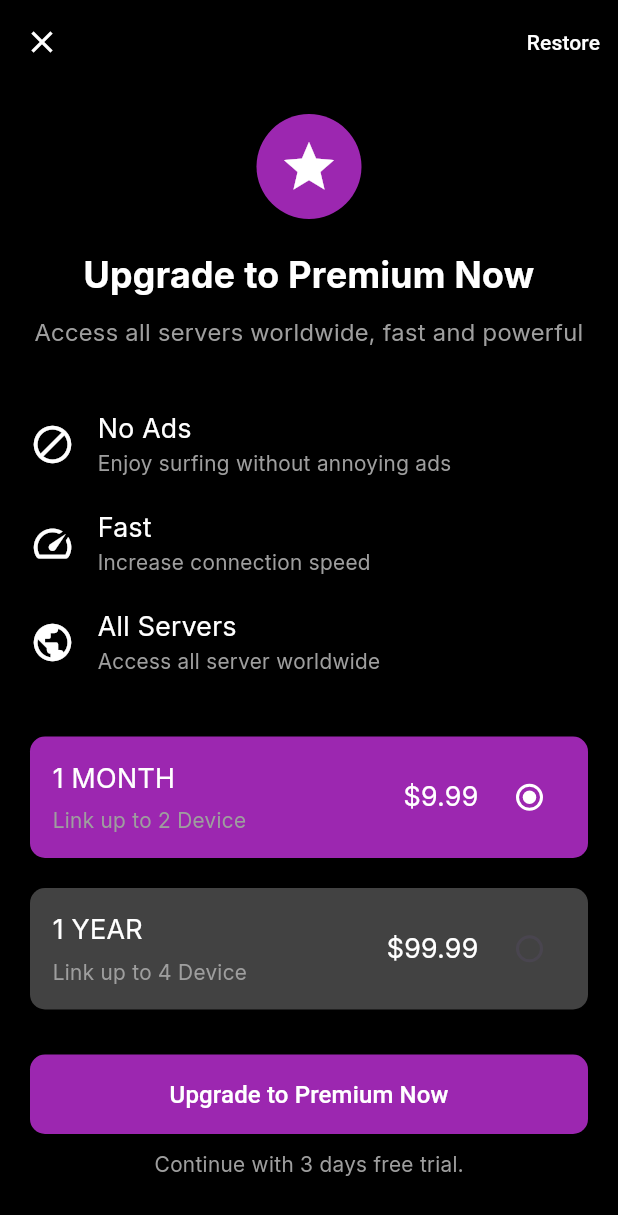
After one commit to mk-muzzammil/chellenge_habit_App_Flutter, a Flutter app: the PremiumUpgradeScreen screen opened by its route, on a phone screen of 412 x 824 dp. The commit adds this screen. Shown: the top 1215 px of the screen. Run offline on Flutter 3.47's test engine with Material 3 defaults, Android fonts, the phone set to English and light mode, and no system bars; our stand-ins replace firebase_auth, firebase_core, flutter_svg; accounts and stored records are empty.

Commit message:
adding setting, profile, in app purchase pages

```diff
--- /dev/null
+++ b/lib/pages/inAppPurchase.dart
@@ -0,0 +1,181 @@
+import 'package:flutter/material.dart';
+
+
+
+class PremiumUpgradeScreen extends StatefulWidget {
+  @override
+  _PremiumUpgradeScreenState createState() => _PremiumUpgradeScreenState();
+}
+
+class _PremiumUpgradeScreenState extends State<PremiumUpgradeScreen> {
+  String selectedPlan = "1 MONTH"; // Default selected plan
+
+  @override
+  Widget build(BuildContext context) {
+    return Scaffold(
+      backgroundColor: Colors.black,
+      appBar: AppBar(
+        backgroundColor: Colors.transparent,
+        elevation: 0,
+        leading: IconButton(
+          icon: Icon(Icons.close, color: Colors.white),
+          onPressed: () {}, // Close action
+        ),
+        actions: [
+          TextButton(
+            onPressed: () {}, // Restore action
+            child: Text("Restore", style: TextStyle(color: Colors.white)),
+          ),
+        ],
+      ),
+      body: SingleChildScrollView(
+        child: Padding(
+          padding: const EdgeInsets.all(20.0),
+          child: Column(
+            crossAxisAlignment: CrossAxisAlignment.start,
+            children: [
+              Center(
+                child: Column(
+                  children: [
+                    Container(
+                      padding: EdgeInsets.all(15),
+                      decoration: BoxDecoration(
+                        color: Colors.purple,
+                        shape: BoxShape.circle,
+                      ),
+                      child: Icon(Icons.star, color: Colors.white, size: 40),
+                    ),
+                    SizedBox(height: 20),
+                    Text(
+                      "Upgrade to Premium Now",
+                      style: TextStyle(
+                        color: Colors.white,
+                        fontSize: 24,
+                        fontWeight: FontWeight.bold,
+                      ),
+                      textAlign: TextAlign.center,
+                    ),
+                    SizedBox(height: 10),
+                    Text(
+                      "Access all servers worldwide, fast and powerful",
+                      style: TextStyle(color: Colors.grey, fontSize: 16),
+                      textAlign: TextAlign.center,
+                    ),
+                  ],
+                ),
+              ),
+              SizedBox(height: 30),
+              buildFeatureRow(Icons.block, "No Ads", "Enjoy surfing without annoying ads"),
+              buildFeatureRow(Icons.speed, "Fast", "Increase connection speed"),
+              buildFeatureRow(Icons.public, "All Servers", "Access all server worldwide"),
+              SizedBox(height: 20),
+              // Plan selection
+              Column(
+                children: [
+                  buildPlanDetails("1 MONTH", "\$9.99", "Link up to 2 Device", selectedPlan == "1 MONTH"),
+                  buildPlanDetails("1 YEAR", "\$99.99", "Link up to 4 Device", selectedPlan == "1 YEAR"),
+                ],
+              ),
+              SizedBox(height: 20),
+              // Upgrade to Premium Button
+              ElevatedButton(
+                onPressed: () {
+                  print("Selected Plan: $selectedPlan");
+                  // Add your upgrade action logic here
+                },
+                style: ElevatedButton.styleFrom(
+                  backgroundColor: Colors.purple,
+                  shape: RoundedRectangleBorder(
+                    borderRadius: BorderRadius.circular(10),
+                  ),
+                  padding: EdgeInsets.symmetric(vertical: 15),
+                ),
+                child: Center(
+                  child: Text(
+                    "Upgrade to Premium Now",
+                    style: TextStyle(color: Colors.white, fontSize: 16),
+                  ),
+                ),
+              ),
+              SizedBox(height: 10),
+              Center(
+                child: Text(
+                  "Continue with 3 days free trial.",
+                  style: TextStyle(color: Colors.grey, fontSize: 14),
+                ),
+              ),
+            ],
+          ),
+        ),
+      ),
+    );
+  }
+
+  Widget buildFeatureRow(IconData icon, String title, String subtitle) {
+    return Padding(
+      padding: const EdgeInsets.symmetric(vertical: 10),
+      child: Row(
+        children: [
+          Icon(icon, color: Colors.white, size: 30),
+          SizedBox(width: 15),
+          Column(
+            crossAxisAlignment: CrossAxisAlignment.start,
+            children: [
+              Text(title, style: TextStyle(color: Colors.white, fontSize: 18)),
+              Text(subtitle, style: TextStyle(color: Colors.grey, fontSize: 14)),
+            ],
+          ),
+        ],
+      ),
+    );
+  }
+
+  Widget buildPlanDetails(String title, String price, String description, bool isSelected) {
+    return GestureDetector(
+      onTap: () {
+        setState(() {
+          selectedPlan = title; // Update selected plan on tap
+        });
+      },
+      child: Container(
+        margin: EdgeInsets.symmetric(vertical: 10),
+        padding: EdgeInsets.all(15),
+        decoration: BoxDecoration(
+          color: isSelected ? Colors.purple : Colors.grey[800],
+          borderRadius: BorderRadius.circular(10),
+        ),
+        child: Row(
+          mainAxisAlignment: MainAxisAlignment.spaceBetween,
+          children: [
+            // Plan Details
+            Column(
+              crossAxisAlignment: CrossAxisAlignment.start,
+              children: [
+                Text(title, style: TextStyle(color: Colors.white, fontSize: 18)),
+                SizedBox(height: 5),
+                Text(description, style: TextStyle(color: Colors.grey, fontSize: 14)),
+              ],
+            ),
+            // Price and Radio Icon
+            Row(
+              children: [
+                Text(price, style: TextStyle(color: Colors.white, fontSize: 18)),
+                SizedBox(width: 10),
+                Radio<String>(
+                  value: title,
+                  groupValue: selectedPlan,
+                  activeColor: Colors.white,
+                  onChanged: (value) {
+                    setState(() {
+                      selectedPlan = value!;
+                    });
+                  },
+                ),
+              ],
+            ),
+          ],
+        ),
+      ),
+    );
+  }
+}
```
Also changed, not shown: lib/main.dart (+7 -1 lines), lib/pages/profilePage.dart (added, +126 -0 lines), lib/pages/settingsPage.dart (added, +165 -0 lines), assets/images/Avatar.png (added), assets/images/coin.png (added), pubspec.lock.
